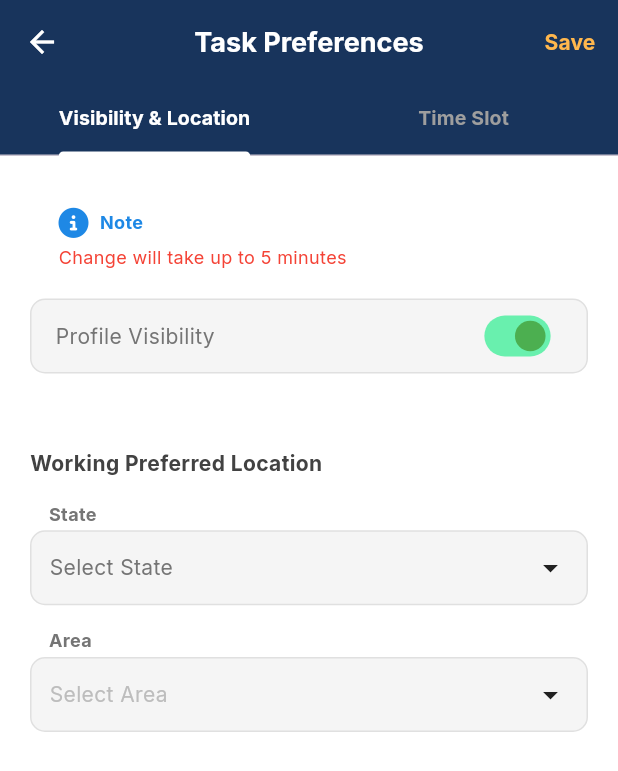
After one commit to iskros03/servenow-mobile, a Flutter app: the TaskPreferences screen opened by its route, on a phone screen of 412 x 824 dp. The commit adds this screen. Shown: the top 771 px of the screen. Run offline on Flutter 3.47's test engine with Material 3 defaults, Android fonts, the light colour scheme and no system bars; our stand-ins replace flutter_dotenv, flutter_spinkit, font_awesome_flutter, image_picker, permission_handler, shared_preferences; accounts and stored records are empty; network calls fail.

Commit message:
add task preferences

```diff
--- a/lib/main.dart
+++ b/lib/main.dart
@@ -8,6 +8,7 @@ import 'package:servenow_mobile/screens/settings.dart';
 import 'package:servenow_mobile/screens/services.dart';
 import 'package:servenow_mobile/screens/sign_in.dart';
 import 'package:servenow_mobile/screens/sign_up.dart';
+import 'package:servenow_mobile/screens/task_preferences.dart';
 
 Future<void> main() async {
   await dotenv.load();
@@ -24,6 +25,8 @@ Future<void> main() async {
       '/services': (context) => const Services(),
       '/add_service': (context) => const AddService(),
       '/manage_service': (context) => const ManageService(),
+
+      '/task_prefences': (context) => const TaskPreferences(),
     }
   ));
 }
--- a/lib/screens/dashboard.dart
+++ b/lib/screens/dashboard.dart
@@ -322,7 +322,9 @@ class _DashboardState extends State<Dashboard> {
                                   ],
                                 ),
                                 IconButton(
-                                    onPressed: () {},
+                                    onPressed: () {
+                                      Navigator.pushNamed(context, '/task_prefences');
+                                    },
                                     icon: FaIcon(
                                       FontAwesomeIcons.chevronRight,
                                       size: 12,
--- /dev/null
+++ b/lib/screens/task_preferences.dart
@@ -0,0 +1,448 @@
+import 'package:flutter/material.dart';
+import 'package:font_awesome_flutter/font_awesome_flutter.dart';
+import 'package:servenow_mobile/services/tasker_service.dart';
+import 'package:servenow_mobile/services/tasker_user.dart';
+import 'package:servenow_mobile/widgets/custom_card.dart';
+import 'package:servenow_mobile/widgets/custom_dropdown_menu.dart';
+import 'package:servenow_mobile/widgets/custom_ele_button.dart';
+
+class TaskPreferences extends StatefulWidget {
+  const TaskPreferences({super.key});
+
+  @override
+  State<TaskPreferences> createState() => _TaskPreferencesState();
+}
+
+class _TaskPreferencesState extends State<TaskPreferences> {
+  late Future<Map<String, String>> taskerDataFuture;
+  late Map<String, String> initialTaskerData;
+
+  bool isPublic = true;
+
+  List<String> states = [];
+  List<String> areas = [];
+  final List<String> workingType = [
+    'Full Time',
+    'Part Time',
+  ];
+
+  String? workingLocState;
+  String? workingLocArea;
+
+  String? selectedWorkingType;
+
+  @override
+  void initState() {
+    super.initState();
+    taskerDataFuture = _loadTaskerData();
+    fetchStateNames();
+  }
+
+  void fetchStateNames() async {
+    TaskerUser getState = TaskerUser();
+    try {
+      final stateNames = await getState.getState();
+      setState(() {
+        states = stateNames;
+      });
+      final taskerData = await taskerDataFuture;
+      if (taskerData['tasker_workingloc_state'] != null) {
+        fetchAreaNames(taskerData['tasker_workingloc_state']!);
+      }
+    } catch (e) {
+      print('Error: $e');
+    }
+  }
+
+  void fetchAreaNames(String selectedArea) async {
+    TaskerUser getArea = TaskerUser();
+    try {
+      final areaNames = await getArea.getArea(selectedArea);
+      setState(() {
+        areas = areaNames;
+      });
+    } catch (e) {
+      print("Error: $e");
+    }
+  }
+
+  Future<Map<String, String>> _loadTaskerData() async {
+    TaskerUser taskerUser = TaskerUser();
+    try {
+      await Future.delayed(const Duration(seconds: 1));
+      var data = await taskerUser.getTaskerData();
+
+      workingLocState = data[0]['tasker_workingloc_state'];
+      workingLocArea = data[0]['tasker_workingloc_area'];
+
+      initialTaskerData = {
+        'tasker_workingloc_state': data[0]['tasker_workingloc_state'],
+        'tasker_workingloc_area': data[0]['tasker_workingloc_area'],
+      };
+      return initialTaskerData;
+    } catch (e) {
+      print('Error occurred: $e');
+      return {};
+    }
+  }
+
+  void _saveWorkingPreferredLocation() async {
+    final updatedLocation = {
+      'tasker_workingloc_state': workingLocState,
+      'tasker_workingloc_area': workingLocArea,
+    };
+
+    try {
+      ScaffoldMessenger.of(context).showSnackBar(
+        const SnackBar(
+          content: Text('Saving...'),
+          duration: Duration(seconds: 1),
+        ),
+      );
+
+      TaskerService taskerService = TaskerService();
+
+      final response =
+          await taskerService.updateTaskerLocation(updatedLocation);
+      final responseData = response['data'];
+
+      if (response['statusCode'] == 201) {
+        ScaffoldMessenger.of(context).showSnackBar(
+          SnackBar(
+            content: Text(responseData['message']),
+            backgroundColor: Colors.green,
+            duration: Duration(seconds: 3),
+          ),
+        );
+      } else {
+        throw responseData['message'];
+      }
+    } catch (error) {
+      ScaffoldMessenger.of(context).showSnackBar(
+        SnackBar(
+          content: Text('$error'),
+          backgroundColor: Colors.red,
+          duration: const Duration(seconds: 3),
+        ),
+      );
+    }
+  }
+
+  @override
+  Widget build(BuildContext context) {
+    return DefaultTabController(
+      length: 2,
+      child: Scaffold(
+        backgroundColor: Colors.white,
+        appBar: AppBar(
+          backgroundColor: const Color.fromRGBO(24, 52, 92, 1),
+          centerTitle: true,
+          title: const Text(
+            'Task Preferences',
+            style: TextStyle(
+              color: Colors.white,
+              fontFamily: 'Inter',
+              fontSize: 18,
+              fontWeight: FontWeight.bold,
+            ),
+          ),
+          leading: IconButton(
+            icon: const Icon(Icons.arrow_back, color: Colors.white),
+            onPressed: () {
+              Navigator.pop(context);
+            },
+          ),
+          bottom: const TabBar(
+            indicatorColor: Colors.white,
+            labelColor: Colors.white,
+            unselectedLabelColor: Colors.grey,
+            labelStyle: TextStyle(
+                fontFamily: 'Inter',
+                fontSize: 13.0,
+                fontWeight: FontWeight.bold),
+            tabs: [
+              Tab(text: 'Visibility & Location'),
+              Tab(text: 'Time Slot'),
+            ],
+          ),
+          actions: [
+            TextButton(
+              style: const ButtonStyle(
+                splashFactory: NoSplash.splashFactory,
+              ),
+              onPressed: _saveWorkingPreferredLocation,
+              child: Text(
+                'Save',
+                style: TextStyle(
+                  fontFamily: 'Inter',
+                  color: Colors.orange[300],
+                  fontWeight: FontWeight.bold,
+                  fontSize: 14,
+                ),
+              ),
+            ),
+          ],
+        ),
+        body: TabBarView(
+          children: [
+            // Visibility & Location
+            Padding(
+              padding: const EdgeInsets.symmetric(horizontal: 20, vertical: 15),
+              child: Column(
+                crossAxisAlignment: CrossAxisAlignment.start,
+                children: [
+                  CustomCard(
+                    cardColor: Colors.white,
+                    child: Column(
+                      crossAxisAlignment: CrossAxisAlignment.start,
+                      children: [
+                        Row(
+                          children: [
+                            FaIcon(
+                              FontAwesomeIcons.circleInfo,
+                              color: Colors.blue[600],
+                              size: 20,
+                            ),
+                            const SizedBox(width: 7.5),
+                            Text(
+                              'Note',
+                              style: TextStyle(
+                                color: Colors.blue[600],
+                                fontFamily: 'Inter',
+                                fontWeight: FontWeight.bold,
+                                fontSize: 12,
+                              ),
+                            ),
+                          ],
+                        ),
+                        const SizedBox(height: 5),
+                        const Text(
+                          'Change will take up to 5 minutes',
+                          style: TextStyle(
+                            color: Colors.red,
+                            fontFamily: 'Inter',
+                            fontSize: 12,
+                          ),
+                        ),
+                      ],
+                    ),
+                  ),
+                  Container(
+                    padding: const EdgeInsets.symmetric(horizontal: 16),
+                    decoration: BoxDecoration(
+                      color: Colors.grey[100],
+                      borderRadius: BorderRadius.circular(10),
+                      border: Border.all(width: 1, color: Colors.grey.shade300),
+                    ),
+                    child: Row(
+                      children: [
+                        Text(
+                          'Profile Visibility',
+                          style: TextStyle(
+                            fontSize: 14,
+                            fontFamily: 'Inter',
+                            color: Colors.grey[600],
+                          ),
+                        ),
+                        Spacer(),
+                        Transform.scale(
+                          scale:
+                              0.85, // Reduce the size of the Switch if needed
+                          child: Switch(
+                            value: isPublic,
+                            onChanged: (value) {
+                              setState(() {
+                                isPublic = value;
+                              });
+                            },
+                            activeColor: Colors.green,
+                            inactiveThumbColor: Colors.grey,
+                            activeTrackColor: Colors.greenAccent,
+                            inactiveTrackColor: Colors.grey.shade300,
+                          ),
+                        ),
+                      ],
+                    ),
+                  ),
+                  const SizedBox(height: 50),
+                  Visibility(
+                    visible: isPublic, // Show only if Public is selected
+                    child: Column(
+                      crossAxisAlignment: CrossAxisAlignment.start,
+                      children: [
+                        Text(
+                          'Working Preferred Location',
+                          style: TextStyle(
+                              fontSize: 14,
+                              fontWeight: FontWeight.bold,
+                              fontFamily: 'Inter',
+                              color: Colors.grey[800]),
+                        ),
+                        const SizedBox(height: 15),
+                        Row(
+                          children: [
+                            SizedBox(width: 12.5),
+                            Text(
+                              'State',
+                              style: TextStyle(
+                                  color: Colors.grey[600],
+                                  fontFamily: 'Inter',
+                                  fontWeight: FontWeight.bold,
+                                  fontSize: 12),
+                            ),
+                          ],
+                        ),
+                        const SizedBox(height: 2.5),
+                        CustomDropdownMenu(
+                          items: states,
+                          titleSelect: 'Select State',
+                          titleValue: workingLocState ?? 'Select State',
+                          onSelected: (selectedValue) {
+                            setState(() {
+                              workingLocState = selectedValue;
+                              workingLocArea = null;
+                            });
+                            fetchAreaNames(selectedValue);
+                          },
+                        ),
+                        const SizedBox(height: 15),
+                        Row(
+                          children: [
+                            SizedBox(width: 12.5),
+                            Text(
+                              'Area',
+                              style: TextStyle(
+                                  color: Colors.grey[600],
+                                  fontWeight: FontWeight.bold,
+                                  fontFamily: 'Inter',
+                                  fontSize: 12),
+                            ),
+                          ],
+                        ),
+                        const SizedBox(height: 2.5),
+                        CustomDropdownMenu(
+                          items: areas,
+                          titleSelect: 'Select Area',
+                          titleValue: workingLocArea ?? 'Select Area',
+                          onSelected: (selectedValue) {
+                            setState(() {
+                              workingLocArea = selectedValue;
+                            });
+                          },
+                          isEnabled: states.isNotEmpty,
+                        ),
+                      ],
+                    ),
+                  ),
+                ],
+              ),
+            ),
+            // Time Slot
+            Padding(
+              padding: const EdgeInsets.symmetric(horizontal: 20, vertical: 15),
+              child: Column(
+                crossAxisAlignment: CrossAxisAlignment.start,
+                children: [
+                  CustomCard(
+                    cardColor: Colors.white,
+                    child: Column(
+                      crossAxisAlignment: CrossAxisAlignment.start,
+                      children: [
+                        Row(
+                          children: [
+                            FaIcon(
+                              FontAwesomeIcons.circleInfo,
+                              color: Colors.blue[600],
+                              size: 20,
+                            ),
+                            const SizedBox(width: 7.5),
+                            Text(
+                              'Note',
+                              style: TextStyle(
+                                color: Colors.blue[600],
+                                fontFamily: 'Inter',
+                                fontWeight: FontWeight.bold,
+                                fontSize: 12,
+                              ),
+                            ),
+                          ],
+                        ),
+                        const SizedBox(height: 5),
+                        const Text(
+                          'Change will take up to 5 minutes',
+                          style: TextStyle(
+                            color: Colors.red,
+                            fontFamily: 'Inter',
+                            fontSize: 12,
+                          ),
+                        ),
+                      ],
+                    ),
+                  ),
+                  Padding(
+                    padding: const EdgeInsets.symmetric(horizontal: 12),
+                    child: Text(
+                      'Preferred Working Type',
+                      style: TextStyle(
+                          fontSize: 14,
+                          fontWeight: FontWeight.bold,
+                          fontFamily: 'Inter',
+                          color: Colors.grey[800]),
+                    ),
+                  ),
+                  SizedBox(height: 15),
+                  Container(
+                    decoration: BoxDecoration(
+                        color: Colors.grey[100],
+                        borderRadius: BorderRadius.all(Radius.circular(10))),
+                    child: Column(
+                      crossAxisAlignment: CrossAxisAlignment.start,
+                      children: [
+                        Container(
+                          padding: EdgeInsets.all(12),
+                          child: Column(
+                            crossAxisAlignment: CrossAxisAlignment.start,
+                            children: [
+                              Text(
+                                'Choose your working type',
+                                style: TextStyle(
+                                    fontSize: 14,
+                                    fontWeight: FontWeight.bold,
+                                    fontFamily: 'Inter',
+                                    color: Colors.grey[600]),
+                              ),
+                              Text(
+                                'Full time - (7:30 AM to 7:30 PM), Part time - (2:30 PM to 7:30 PM)',
+                                style: TextStyle(
+                                    fontSize: 12,
+                                    fontWeight: FontWeight.bold,
+                                    fontFamily: 'Inter',
+                                    color: Colors.grey[400]),
+                              ),
+                            ],
+                          ),
+                        ),
+                        CustomDropdownMenu(
+                          items: workingType,
+                          titleSelect: 'Select Working Type',
+                          titleValue:
+                              selectedWorkingType ?? 'Select Working Type',
+                          onSelected: (selectedValue) {
+                            setState(() {
+                              selectedWorkingType = selectedValue;
+                            });
+                            fetchAreaNames(selectedValue);
+                          },
+                        ),
+                      ],
+                    ),
+                  ),
+                ],
+              ),
+            ),
+          ],
+        ),
+      ),
+    );
+  }
+}
--- a/lib/widgets/custom_dropdown_menu.dart
+++ b/lib/widgets/custom_dropdown_menu.dart
@@ -76,7 +76,7 @@ class CustomDropdownMenu extends StatelessWidget {
           ? () => _showBottomSheet(context)
           : null, // Open bottom sheet only if enabled
       child: Container(
-        padding: const EdgeInsets.symmetric(horizontal: 16, vertical: 12),
+        padding: const EdgeInsets.all(12),
         decoration: BoxDecoration(
           color: Colors.grey[100],
           borderRadius: BorderRadius.circular(10),
@@ -87,7 +87,7 @@ class CustomDropdownMenu extends StatelessWidget {
         ),
         child: Row(
           children: [
-            Text('$titleValue',
+            Text('${titleValue?.substring(0, 1).toUpperCase()}${titleValue?.substring(1)}',
                 style: TextStyle(
                     fontSize: 14,
                     fontFamily: 'Inter',
--- a/pubspec.yaml
+++ b/pubspec.yaml
@@ -42,6 +42,7 @@ dependencies:
   image_picker: ^1.1.2
   permission_handler: ^11.3.1
   flutter_dotenv: ^5.2.1
+  intl: ^0.20.1
 
 dev_dependencies:
   flutter_test:
```
Also changed, not shown: lib/screens/manage_service.dart (+6 -10 lines), lib/screens/my_profile.dart (+19 -25 lines), lib/screens/services.dart (+5 -8 lines), lib/services/tasker_service.dart (+31 -0 lines), pubspec.lock, 1 other file.
